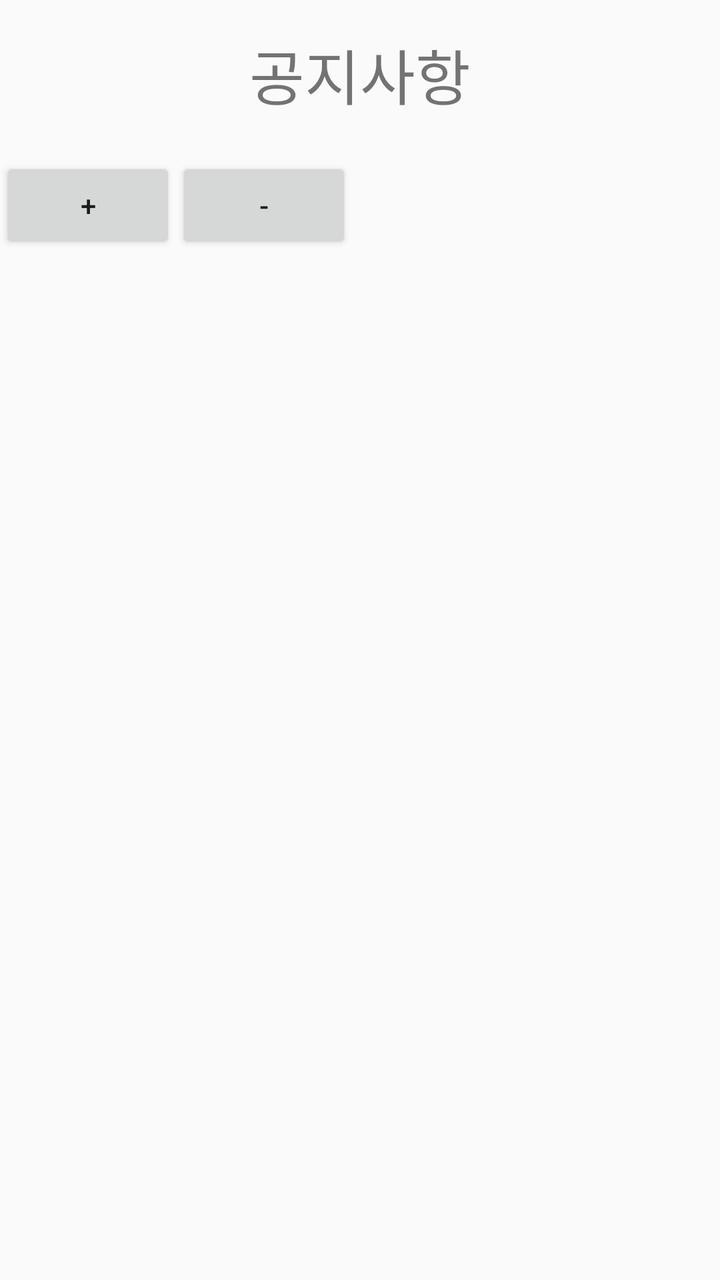
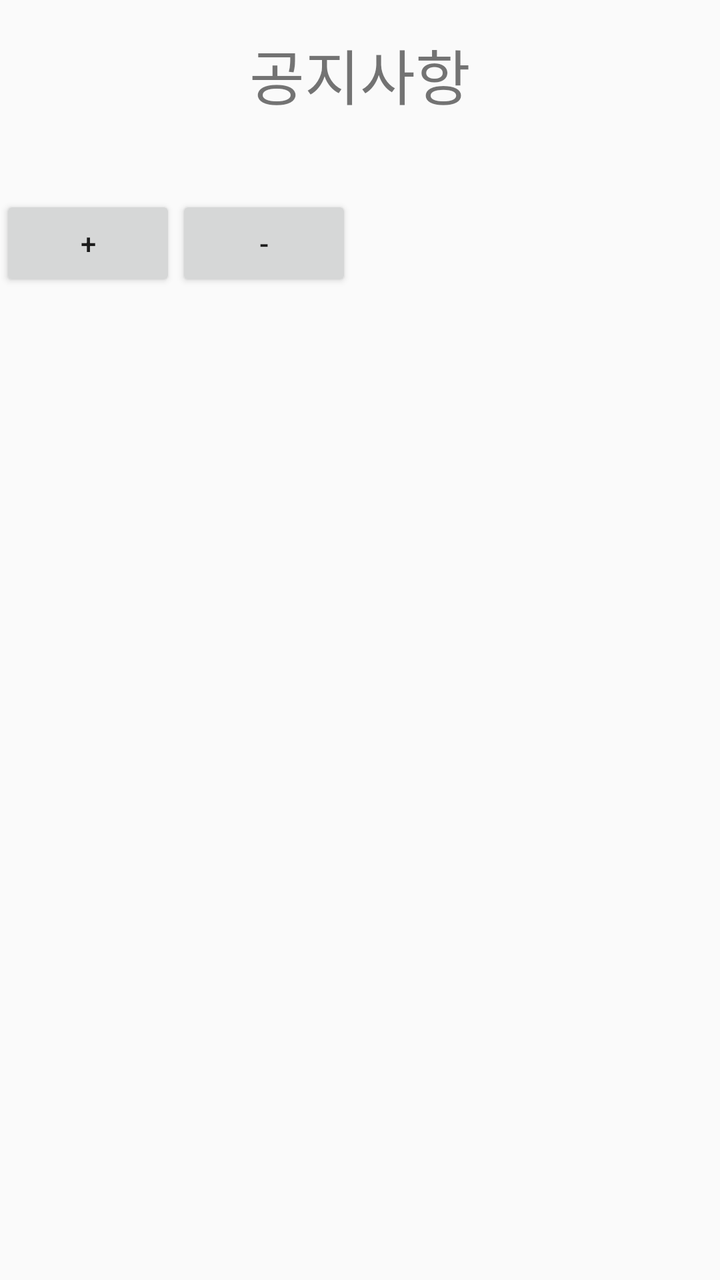

Screens rendered from an Android XML layout before and after an edit, with the pre-edit source and the edit as a unified diff.
<!-- AndroidManifest.xml: application theme Theme.AppCompat.Light.DarkActionBar -->
<!-- res/layout/activity_notice.xml -->
<?xml version="1.0" encoding="utf-8"?>
<LinearLayout xmlns:android="http://schemas.android.com/apk/res/android"
    android:layout_width="match_parent"
    android:layout_height="match_parent"
    android:orientation="vertical">

    <TextView
        android:id="@+id/TitleNotice"
        android:layout_width="wrap_content"
        android:layout_height="wrap_content"
        android:layout_gravity="center"
        android:text="공지사항"
        android:layout_weight="3"
        android:textSize="30dp"
        android:layout_margin="15dp"/>

    <LinearLayout
        android:layout_width="match_parent"
        android:layout_height="wrap_content"
        android:orientation="horizontal"
        android:layout_weight="1">

    <Button
        android:onClick="OnClick"
        android:layout_width="wrap_content"
        android:layout_height="wrap_content"
        android:layout_gravity="right"
        android:id="@+id/addnotice"
        android:text="+"/>

    <Button
        android:layout_width="wrap_content"
        android:layout_height="wrap_content"
        android:layout_gravity="right"
        android:text="-"/>


    </LinearLayout>

    <LinearLayout
        android:layout_width="match_parent"
        android:layout_height="500dp"
        android:layout_weight="7"
        android:orientation="vertical">
    <ListView
        android:id="@+id/noticelist"
        android:layout_width="match_parent"
        android:layout_height="wrap_content"/>
    </LinearLayout>

</LinearLayout>
<!-- resources referenced by this layout -->
<resources>

</resources>

<!-- the commit's change to res/layout/activity_notice.xml (unified diff, before → after) -->
@@ -7,16 +7,16 @@
     <TextView
         android:id="@+id/TitleNotice"
         android:layout_width="wrap_content"
-        android:layout_height="wrap_content"
+        android:layout_height="0dp"
         android:layout_gravity="center"
         android:text="공지사항"
-        android:layout_weight="3"
+        android:layout_weight="1"
         android:textSize="30dp"
         android:layout_margin="15dp"/>
 
     <LinearLayout
         android:layout_width="match_parent"
-        android:layout_height="wrap_content"
+        android:layout_height="0dp"
         android:orientation="horizontal"
         android:layout_weight="1">
 
@@ -39,7 +39,7 @@
 
     <LinearLayout
         android:layout_width="match_parent"
-        android:layout_height="500dp"
+        android:layout_height="0dp"
         android:layout_weight="7"
         android:orientation="vertical">
     <ListView
